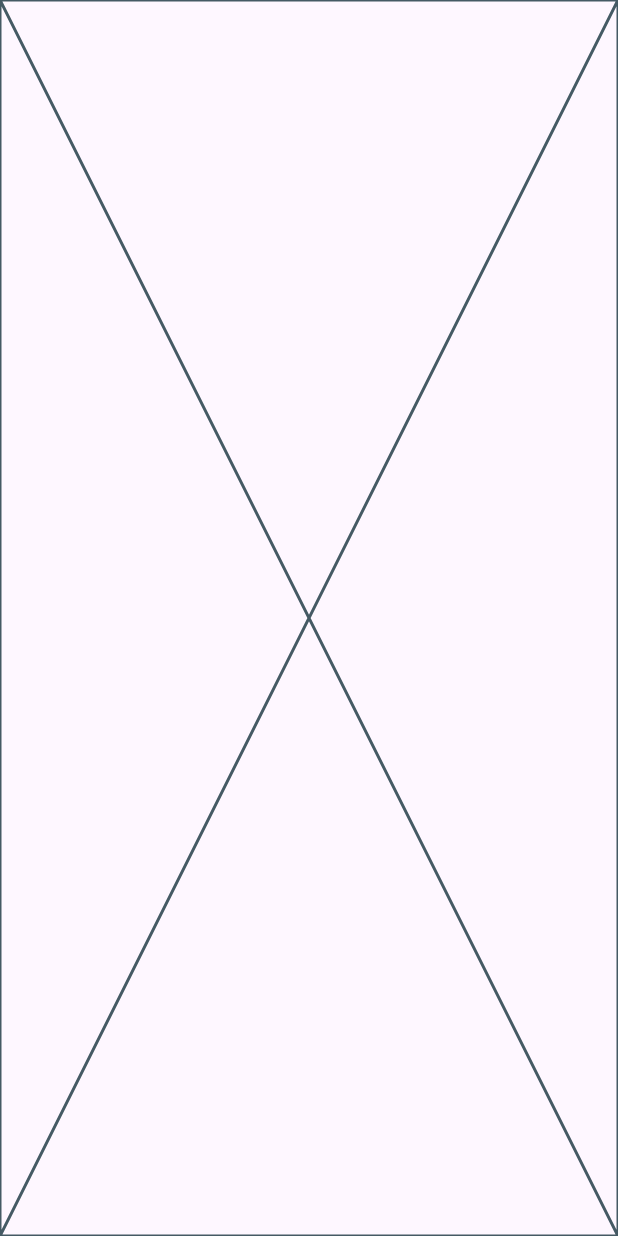
After one commit to amgadelmarghny/store_app, a Flutter app: the RegisterView screen opened by its route, on a phone screen of 412 x 824 dp. The commit adds this screen. Run offline on Flutter 3.47's test engine with Material 3 defaults, Android fonts, the phone set to English and light mode, and no system bars; our stand-ins replace bloc, flutter_bloc, google_fonts, smooth_page_indicator.

Commit message:
creat register view body

```diff
--- a/lib/mdules/register/register_view.dart
+++ b/lib/mdules/register/register_view.dart
@@ -1,10 +1,28 @@
 import 'package:flutter/material.dart';
+import 'package:flutter/services.dart';
+import 'package:flutter_bloc/flutter_bloc.dart';
+import 'package:store_2/mdules/register/register_view_body.dart';
+import 'package:store_2/shared/bloc/auth_cubit/auth_cubit.dart';
+import 'package:store_2/shared/style/colors.dart';
 
 class RegisterView extends StatelessWidget {
   const RegisterView({super.key});
   static String id = 'register';
   @override
   Widget build(BuildContext context) {
-    return const Placeholder();
+    return BlocProvider(
+      create: (context) => AuthCubit(),
+      child: Scaffold(
+        appBar: AppBar(
+          toolbarHeight: 0,
+          systemOverlayStyle: const SystemUiOverlayStyle(
+            statusBarColor: defaultColor,
+            statusBarIconBrightness: Brightness.light,
+          ),
+          backgroundColor: defaultColor,
+        ),
+        body: const RegisterViewBody(),
+      ),
+    );
   }
 }
--- /dev/null
+++ b/lib/mdules/register/register_view_body.dart
@@ -0,0 +1,10 @@
+import 'package:flutter/material.dart';
+
+class RegisterViewBody extends StatelessWidget {
+  const RegisterViewBody({super.key});
+
+  @override
+  Widget build(BuildContext context) {
+    return const Placeholder();
+  }
+}
```
